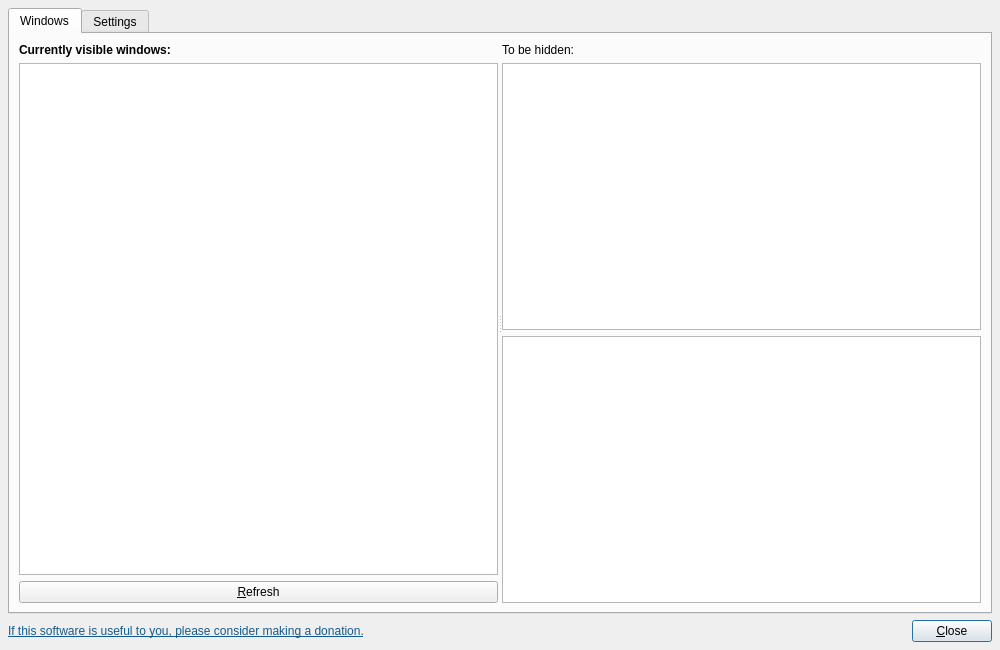
First picture: the form in src/bosskeydialog.ui, repository solaristhesun/bosskey, before the edit.
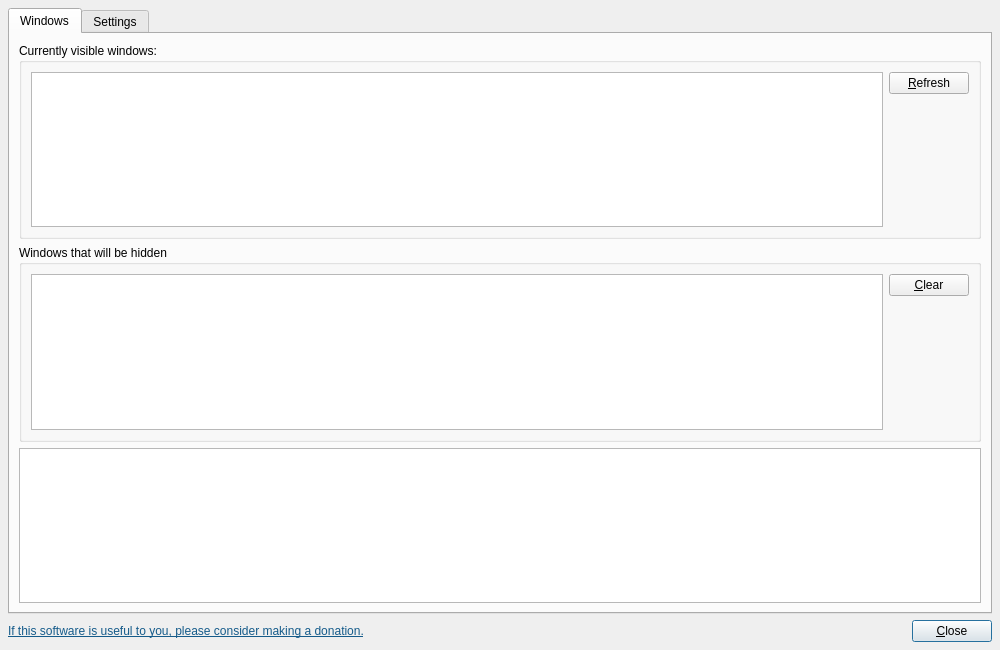
Second picture: the form after the edit. The open tabs and pages were chosen to show the change. Icons and pictures are not drawn. Custom widgets are drawn as their Qt base class.

Commit message: testing vertical design

```diff
--- a/src/bosskeydialog.ui
+++ b/src/bosskeydialog.ui
@@ -63,15 +63,13 @@
          <widget class="QWidget" name="layoutWidget">
           <layout class="QVBoxLayout" name="verticalLayout_2">
            <item>
-            <widget class="QLabel" name="label">
-             <property name="styleSheet">
-              <string notr="true">font-weight: bold;</string>
-             </property>
-             <property name="text">
+            <widget class="QGroupBox" name="groupBox_4">
+             <property name="title">
               <string>Currently visible windows:</string>
              </property>
-            </widget>
-           </item>
+             <layout class="QHBoxLayout" name="horizontalLayout_6">
+              <item>
+               <layout class="QHBoxLayout" name="horizontalLayout">
            <item>
             <widget class="QTableView" name="windowsTableView">
              <property name="acceptDrops">
@@ -119,6 +117,8 @@
             </widget>
            </item>
            <item>
+                 <layout class="QVBoxLayout" name="verticalLayout_3">
+                  <item>
             <widget class="QPushButton" name="refreshButton">
              <property name="text">
               <string>&amp;Refresh</string>
@@ -129,17 +129,34 @@
              </property>
             </widget>
            </item>
-          </layout>
-         </widget>
-         <widget class="QWidget" name="layoutWidget">
-          <layout class="QVBoxLayout" name="verticalLayout_3">
            <item>
-            <widget class="QLabel" name="label_2">
-             <property name="text">
-              <string>To be hidden:</string>
-             </property>
+                   <spacer name="verticalSpacer_2">
+                    <property name="orientation">
+                     <enum>Qt::Vertical</enum>
+                    </property>
+                    <property name="sizeHint" stdset="0">
+                     <size>
+                      <width>20</width>
+                      <height>40</height>
+                     </size>
+                    </property>
+                   </spacer>
+                  </item>
+                 </layout>
+                </item>
+               </layout>
+              </item>
+             </layout>
             </widget>
            </item>
+           <item>
+            <widget class="QGroupBox" name="groupBox_3">
+             <property name="title">
+              <string>Windows that will be hidden</string>
+             </property>
+             <layout class="QHBoxLayout" name="horizontalLayout_5">
+              <item>
+               <layout class="QHBoxLayout" name="horizontalLayout_3">
            <item>
             <widget class="TableView" name="patternTableView">
              <property name="acceptDrops">
@@ -181,6 +198,35 @@
              <attribute name="verticalHeaderDefaultSectionSize">
               <number>28</number>
              </attribute>
+                 </widget>
+                </item>
+                <item>
+                 <layout class="QVBoxLayout" name="verticalLayout_8">
+                  <item>
+                   <widget class="QPushButton" name="clearButton">
+                    <property name="text">
+                     <string>&amp;Clear</string>
+                    </property>
+                   </widget>
+                  </item>
+                  <item>
+                   <spacer name="verticalSpacer_3">
+                    <property name="orientation">
+                     <enum>Qt::Vertical</enum>
+                    </property>
+                    <property name="sizeHint" stdset="0">
+                     <size>
+                      <width>20</width>
+                      <height>40</height>
+                     </size>
+                    </property>
+                   </spacer>
+                  </item>
+                 </layout>
+                </item>
+               </layout>
+              </item>
+             </layout>
             </widget>
            </item>
            <item>
```
Left out of the diff: 2 changed lines with no effect on the pictures. Lines whose indentation alone changed are shown as unchanged. The commit also changes 1 other file.
